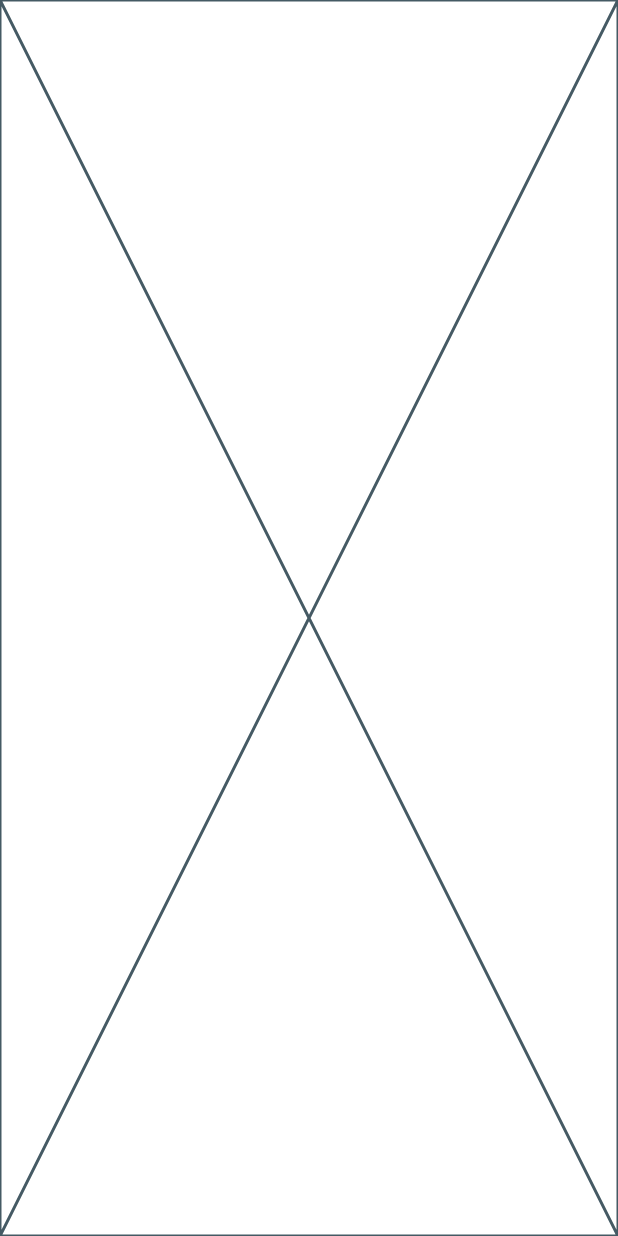
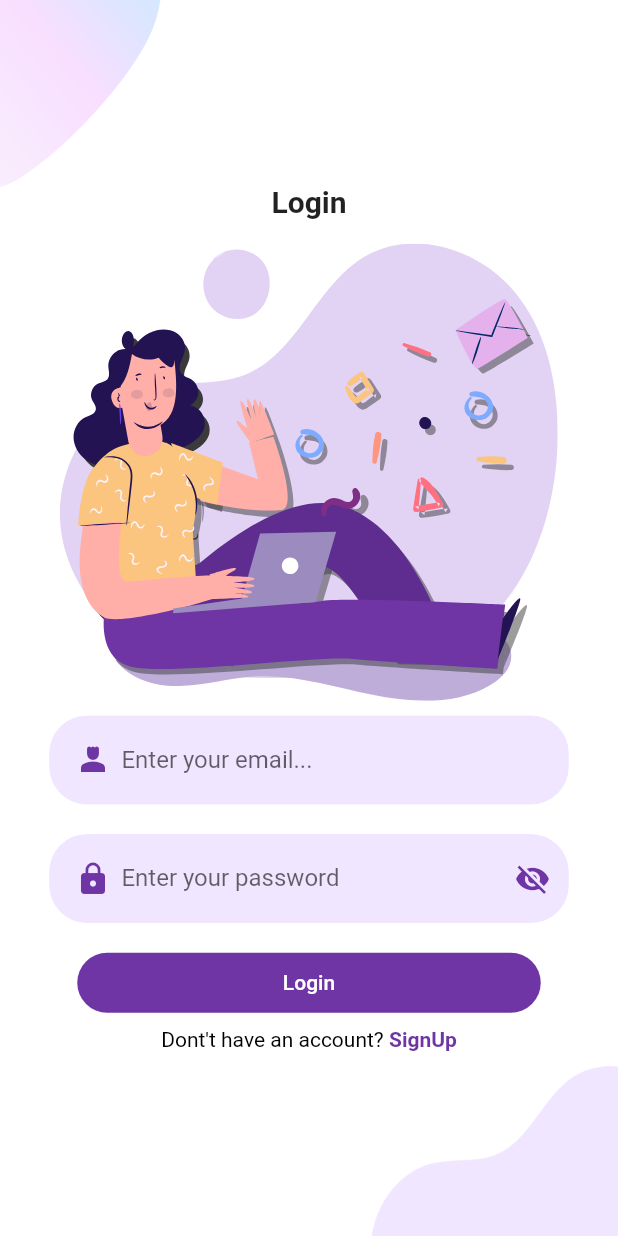
Before and after one commit to VigneshSambari/Flutter_Community_App, a Flutter app: the screen it shows after launch, after a tap on "Login", on a phone screen of 412 x 824 dp. Run offline on Flutter 3.47's test engine with Material 2 defaults, Android fonts, the light colour scheme and no system bars; our stand-ins replace flutter_svg.

Commit message:
added login ui

```diff
--- a/lib/Screens/Welcome/components/body.dart
+++ b/lib/Screens/Welcome/components/body.dart
@@ -17,7 +17,22 @@ class Body extends StatelessWidget {
   Widget build(BuildContext context) {
     Size size = MediaQuery.of(context).size;
     return Background(
-      child: SingleChildScrollView(
+      child: CenterBody(size: size),
+    );
+  }
+}
+
+class CenterBody extends StatelessWidget {
+  const CenterBody({
+    super.key,
+    required this.size,
+  });
+
+  final Size size;
+
+  @override
+  Widget build(BuildContext context) {
+    return SingleChildScrollView(
       child: Column(
         mainAxisAlignment: MainAxisAlignment.center,
         children: [
@@ -54,7 +69,6 @@ class Body extends StatelessWidget {
           )
         ],
       ),
-      ),
     );
   }
 }
--- /dev/null
+++ b/lib/Screens/login/components/background.dart
@@ -0,0 +1,41 @@
+import 'package:flutter/material.dart';
+
+class Background extends StatelessWidget {
+  const Background({
+    super.key,
+    required this.widget,
+  });
+
+  final Widget widget;
+
+  @override
+  Widget build(BuildContext context) {
+    Size size = MediaQuery.of(context).size;
+    return Container(
+      width: size.width,
+      height: size.height,
+      child: Stack(
+        alignment: Alignment.center,
+        children: [
+          Positioned(
+            top: 0,
+            left: 0,
+            child: Image.asset(
+              "assets/images/main_top.png",
+              width: size.width * 0.26,
+            ),
+          ),
+          Positioned(
+            right: 0,
+            bottom: -10,
+            child: Image.asset(
+              "assets/images/login_bottom.png",
+              width: size.width * 0.4,
+            ),
+          ),
+          widget,
+        ],
+      ),
+    );
+  }
+}
--- /dev/null
+++ b/lib/Screens/login/components/body.dart
@@ -0,0 +1,78 @@
+// ignore_for_file: sized_box_for_whitespace, prefer_const_constructors, prefer_const_literals_to_create_immutables
+
+import 'package:flutter/material.dart';
+import 'package:flutter_svg/flutter_svg.dart';
+import 'package:sessions/Screens/login/components/background.dart';
+import 'package:sessions/components/buttons.dart';
+import 'package:sessions/components/styles.dart';
+import 'package:sessions/components/utils.dart';
+import 'package:sessions/constants.dart';
+import 'package:sessions/utils/navigations.dart';
+
+import '../../../components/input_fields.dart';
+
+class Body extends StatelessWidget {
+  const Body({super.key});
+
+  @override
+  Widget build(BuildContext context) {
+    Size size = MediaQuery.of(context).size;
+    return Background(
+      widget: CenterBody(size: size),
+    );
+  }
+}
+
+class CenterBody extends StatelessWidget {
+  const CenterBody({
+    super.key,
+    required this.size,
+  });
+
+  final Size size;
+
+  @override
+  Widget build(BuildContext context) {
+    return SingleChildScrollView(
+      child: Column(
+        mainAxisAlignment: MainAxisAlignment.center,
+        children: [
+          Text(
+            "Login",
+            style: titleTextStyle,
+          ),
+          SizedBox(
+            height: size.height * 0.02,
+          ),
+          SvgPicture.asset(
+            "assets/icons/login.svg",
+            height: size.height * 0.37,
+          ),
+          OutlinedInputField(
+            hintText: 'abc@gmail.com',
+            labelText: 'Enter your email...',
+            prefixIcon: Icon(
+              Icons.person_4,
+              color: kPrimaryColor,
+            ),
+          ),
+          OutlinedInputField(
+            labelText: 'Enter your password',
+            hintText: "",
+            prefixIcon: Icon(
+              Icons.lock,
+              color: kPrimaryColor,
+            ),
+            password: true,
+          ),
+          RoundedButton(title: "Login", onPress: () {}),
+          HaveAccountOrNot(
+            linkName: "SignUp",
+            linkWidget: Scaffold(),
+            textValue: "Dont't have an account? ",
+          )
+        ],
+      ),
+    );
+  }
+}
--- a/lib/Screens/login/login_screen.dart
+++ b/lib/Screens/login/login_screen.dart
@@ -1,10 +1,15 @@
+// ignore_for_file: prefer_const_constructors
+
 import 'package:flutter/material.dart';
+import 'package:sessions/Screens/login/components/body.dart';
 
 class Loginscreen extends StatelessWidget {
   const Loginscreen({super.key});
 
   @override
   Widget build(BuildContext context) {
-    return const Placeholder();
+    return Scaffold(
+      body: Body(),
+    );
   }
 }
--- /dev/null
+++ b/lib/components/input_fields.dart
@@ -0,0 +1,131 @@
+// ignore_for_file: prefer_const_constructors, prefer_const_constructors_in_immutables
+
+import 'package:flutter/material.dart';
+import '../constants.dart';
+
+class OutlinedInputField extends StatefulWidget {
+  OutlinedInputField({
+    super.key,
+    required this.labelText,
+    required this.hintText,
+    required this.prefixIcon,
+    this.password = false,
+  });
+
+  final String labelText;
+  final String hintText;
+  final Icon prefixIcon;
+  final bool password;
+
+  @override
+  State<OutlinedInputField> createState() => _OutlinedInputFieldState();
+}
+
+class _OutlinedInputFieldState extends State<OutlinedInputField> {
+  bool passwordVisible = false;
+
+  @override
+  Widget build(BuildContext context) {
+    Size size = MediaQuery.of(context).size;
+    return Container(
+      margin: EdgeInsets.symmetric(vertical: 10, horizontal: 20),
+      width: size.width * 0.84,
+      child: TextFormField(
+        onTapOutside: (value) {
+          setState(() {
+            passwordVisible = true;
+          });
+        },
+        obscureText: widget.password ? passwordVisible : false,
+        decoration: InputDecoration(
+          prefixIcon: Container(
+            padding: EdgeInsets.only(left: 10),
+            child: widget.prefixIcon,
+          ),
+          suffixIcon: widget.password
+              ? GestureDetector(
+                  onTap: () {
+                    setState(() {
+                      passwordVisible = !passwordVisible;
+                    });
+                  },
+                  child: Icon(
+                    passwordVisible ? Icons.visibility : Icons.visibility_off,
+                    color: kPrimaryColor,
+                  ),
+                )
+              : null,
+          fillColor: kPrimaryLightColor,
+          filled: true,
+          border: OutlineInputBorder(
+            borderSide: BorderSide(color: kPrimaryLightColor),
+            borderRadius: BorderRadius.circular(25),
+          ),
+          enabledBorder: OutlineInputBorder(
+            borderSide: BorderSide(color: kPrimaryLightColor),
+            borderRadius: BorderRadius.circular(25),
+          ),
+          focusedBorder: OutlineInputBorder(
+            borderSide: BorderSide(color: kPrimaryColor),
+            borderRadius: BorderRadius.circular(25),
+          ),
+          labelText: widget.labelText,
+          hintText: widget.hintText,
+        ),
+      ),
+    );
+  }
+}
+
+class RoundedInputField extends StatelessWidget {
+  const RoundedInputField({
+    super.key,
+    required this.fieldName,
+    this.iconColor = kPrimaryColor,
+    required this.iconData,
+  });
+
+  final String fieldName;
+  final Color iconColor;
+  final IconData iconData;
+
+  @override
+  Widget build(BuildContext context) {
+    return TextFieldContainer(
+      widget: TextField(
+        decoration: InputDecoration(
+            border: InputBorder.none,
+            hintText: fieldName,
+            icon: Icon(
+              Icons.person_4,
+              color: iconColor,
+            )),
+      ),
+    );
+  }
+}
+
+class TextFieldContainer extends StatelessWidget {
+  const TextFieldContainer({
+    super.key,
+    required this.widget,
+  });
+
+  final Widget widget;
+  @override
+  Widget build(BuildContext context) {
+    Size size = MediaQuery.of(context).size;
+    return Container(
+      width: size.width * 0.85,
+      margin: EdgeInsets.symmetric(
+        vertical: 10,
+      ),
+      padding: EdgeInsets.symmetric(horizontal: 20, vertical: 5),
+      decoration: BoxDecoration(
+        color: kPrimaryLightColor,
+        borderRadius: BorderRadius.circular(25),
+      ),
+      child: widget,
+    );
+  }
+}
--- /dev/null
+++ b/lib/components/utils.dart
@@ -0,0 +1,46 @@
+// ignore_for_file: prefer_const_constructors
+
+import 'package:flutter/material.dart';
+import 'package:sessions/constants.dart';
+import 'package:sessions/utils/navigations.dart';
+
+class HaveAccountOrNot extends StatelessWidget {
+  const HaveAccountOrNot({
+    super.key,
+    required this.textValue,
+    required this.linkName,
+    required this.linkWidget,
+  });
+
+  final String textValue;
+  final String linkName;
+  final Widget linkWidget;
+
+  @override
+  Widget build(BuildContext context) {
+    return Row(
+      mainAxisAlignment: MainAxisAlignment.center,
+      children: [
+        Text(
+          textValue,
+          style: TextStyle(
+            color: Colors.black,
+          ),
+        ),
+        GestureDetector(
+          onTap: () {
+            navigatorPop(context);
+            navigatorPush(linkWidget, context);
+          },
+          child: Text(
+            linkName,
+            style: TextStyle(
+              color: kPrimaryColor,
+              fontWeight: FontWeight.bold,
+            ),
+          ),
+        )
+      ],
+    );
+  }
+}
--- a/lib/utils/navigations.dart
+++ b/lib/utils/navigations.dart
@@ -12,3 +12,12 @@ void navigatorPush(Widget widget, BuildContext context) {
 void navigatorPop(BuildContext context) {
   Navigator.pop(context);
 }
+
+void navigatorPopAllPush(BuildContext context, Widget widget) {
+  Navigator.pushReplacement(
+    context,
+    MaterialPageRoute(
+      builder: (context) => widget,
+    ),
+  );
+}
```
Lines whose indentation alone changed are shown as unchanged.
